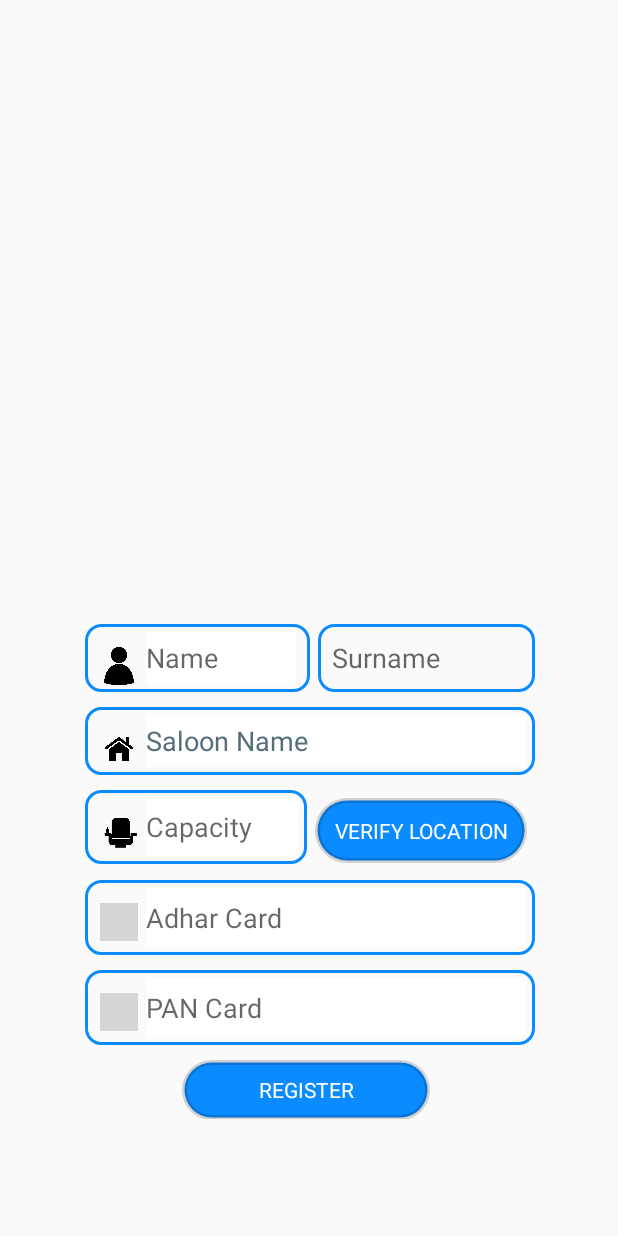
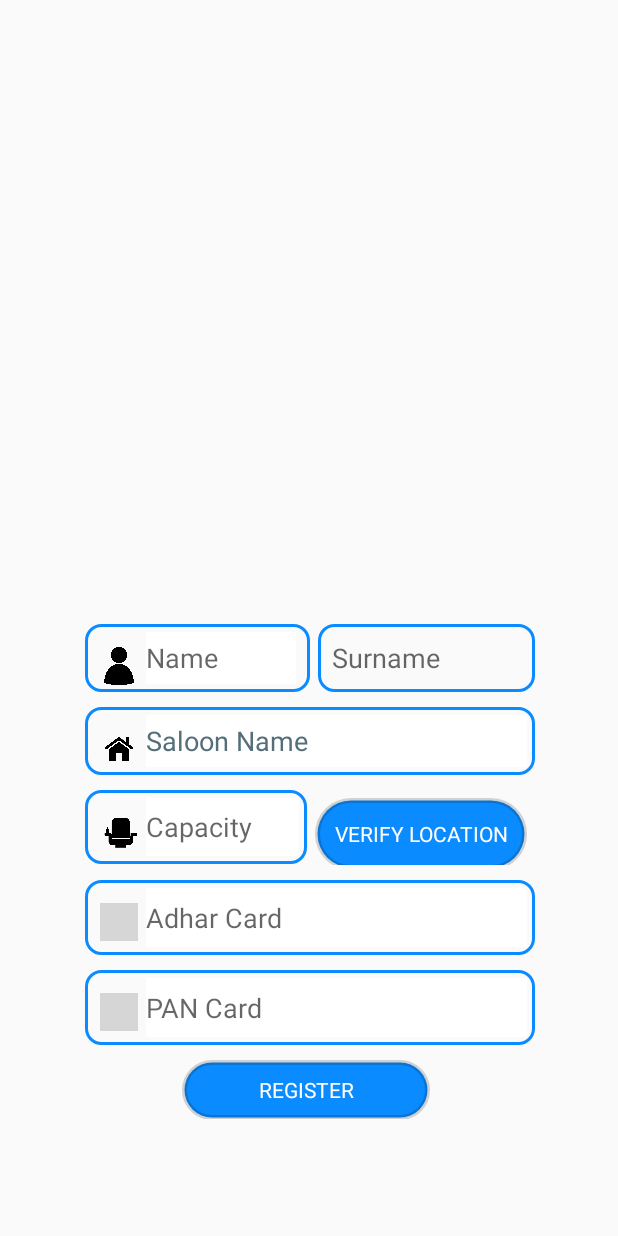
Before and after one commit to ustraanonymous2024/ustratest2, an Android app: the screen it shows after launch (registration), after a tap on "REGISTER", on a phone screen of 412 x 824 dp. Run offline under Robolectric (Android 15) with nearby library versions, the phone set to English and light mode, and no system bars; our stand-ins replace Firebase (no records; nobody signed in at launch, a user with empty details on screens opened directly); Roboto replaces fonts that are not available here; grey boxes are pictures that could not be loaded.

Commit message:
final commitandroid:layout_marginTop="10dp"                         android:layout_marginBottom="10dp"                         android:layout_marginLeft="5dp"

```diff
--- a/app/src/main/java/com/example/myapplication/registration.java
+++ b/app/src/main/java/com/example/myapplication/registration.java
@@ -51,13 +51,15 @@ public class registration extends AppCompatActivity {
 
 
 
-    EditText name1 ,saloonName1,Seat1,Acard1,Pcard1;
+    EditText name1 ,saloonName1,Seat1,Acard1,Pcard1 ,sname;
     Button register1 , locationbtn;
+    TextView add;
 
     private final FirebaseFirestore db = FirebaseFirestore.getInstance();
     private final static int REQUEST_CODE = 100;
     String lattiude,longitude;
-    String addline ,city,country;
+    String addline ,city,country ;
+
 
 
 
@@ -66,12 +68,15 @@ public class registration extends AppCompatActivity {
     protected void onCreate(Bundle savedInstanceState) {
         super.onCreate(savedInstanceState);
         setContentView(R.layout.activity_registration);
+
         name1 = findViewById(R.id.name);
         saloonName1 = findViewById(R.id.saloonName);
         Seat1 = findViewById(R.id.Seat);
         Acard1= findViewById(R.id.Acard);
         Pcard1 = findViewById(R.id.Pcard);
         register1 = findViewById(R.id.register);
+        sname = findViewById(R.id.sname);
+        add = findViewById(R.id.add);
 
         //locationa ka kaam
         locationbtn = findViewById(R.id.locationbtn);
@@ -80,8 +85,11 @@ public class registration extends AppCompatActivity {
 
 
 
-        register1.setOnClickListener(v-> onCreate());
+        register1.setOnClickListener(v -> onCreate());
         locationbtn.setOnClickListener(v-> onCreate2());
+
+
+
 
     }
 
@@ -105,6 +113,9 @@ public class registration extends AppCompatActivity {
 
                             lattiude = String.valueOf(lattiudeD);
                             longitude  = String.valueOf(longitudeD);
+                            add.setText(addline);
+                            Toast.makeText(registration.this,"Location Verification Completed",Toast.LENGTH_SHORT).show();
+
 
 
 
@@ -142,8 +153,11 @@ public class registration extends AppCompatActivity {
     }
 
      void onCreate() {
+
+        if(!name1.getText().toString().trim().isEmpty()&&!saloonName1.getText().toString().trim().isEmpty()&& !Seat1.getText().toString().trim().isEmpty() &&  !Acard1.getText().toString().trim().isEmpty()&& !Pcard1.getText().toString().trim().isEmpty() && !sname.getText().toString().trim().isEmpty() ) {
+
             // EditText ko variable meh store kraya hu
-         String Name = name1.getText().toString();
+            String Name = name1.getText().toString() + " " + sname.getText().toString();
             String Saloon_Name = saloonName1.getText().toString();
             String Seat = Seat1.getText().toString();
             String Adhar_card = Acard1.getText().toString();
@@ -187,14 +201,30 @@ public class registration extends AppCompatActivity {
             data1.put(lattiude0, lattiude);
             uniqueCollectionRef.document("lattitude")
                     .set(data1)
-                 .addOnSuccessListener(documentReference2 -> Log.d("Firestore", "Document 2 added with ID: " + lattiude0))
+                    .addOnSuccessListener(documentReference2 ->
+
+                            Log.d("Firestore", "Document 2 added with ID: " + lattiude0))
                     .addOnFailureListener(e1 -> {
                         // Handle errors for document 2
                         Log.e("Firestore", "Error adding document 2", e1);
                     });
 
 
+
+
+            register1.setEnabled(true);
+            } else if (add.getText().toString().trim().isEmpty()) {
+            Toast.makeText(registration.this,"Please Verify the location",Toast.LENGTH_SHORT).show();
+
+
+        } else{
+            Toast.makeText(registration.this,"Please fill the above detail",Toast.LENGTH_SHORT).show();
+
         }
+        }
+
+
+
 
     String generateUniqueCollectionId() {
         return saloonName1.getText().toString();
--- a/app/src/main/java/com/example/myapplication/splashscrn.java
+++ b/app/src/main/java/com/example/myapplication/splashscrn.java
@@ -23,6 +23,7 @@ public class splashscrn extends AppCompatActivity {
         new Handler().postDelayed(() -> {
             Intent spalsh = new Intent(splashscrn.this, registration.class);
             startActivity(spalsh);
+            finish();
         },2000);
 
 
--- a/app/src/main/res/layout/activity_registration.xml
+++ b/app/src/main/res/layout/activity_registration.xml
@@ -5,6 +5,19 @@
     android:layout_width="match_parent"
     android:layout_height="match_parent"
     tools:context=".registration">
+
+
+    <TextView
+        android:id="@+id/add"
+        android:layout_width="0dp"
+        android:layout_height="15dp"
+        android:text=""
+        app:layout_constraintBottom_toBottomOf="parent"
+        app:layout_constraintEnd_toEndOf="parent"
+        app:layout_constraintHorizontal_bias="0.0"
+        app:layout_constraintStart_toStartOf="parent"
+        app:layout_constraintTop_toTopOf="parent"
+        app:layout_constraintVertical_bias="0.282" />
 
     <LinearLayout
         android:id="@+id/linearLayout8"
@@ -43,7 +56,8 @@
                     android:layout_height="25dp"
                     android:layout_marginLeft="10dp"
                     android:layout_marginTop="15dp"
-                    android:src="@drawable/picon" />
+                    android:src="@drawable/picon"
+                    android:contentDescription="TODO" />
 
                 <EditText
                     android:id="@+id/name"
@@ -59,7 +73,7 @@
                     app:layout_constraintStart_toStartOf="parent"
                     app:layout_constraintTop_toTopOf="parent"
                     app:layout_constraintVertical_bias="0.283"
-                    tools:ignore="Autofill,TextContrastCheck,TextFields" />
+                    tools:ignore="Autofill,TextContrastCheck,TextFields,TouchTargetSizeCheck" />
 
 
             </LinearLayout>
@@ -68,17 +82,17 @@
                 android:id="@+id/sname"
                 android:layout_width="match_parent"
                 android:layout_height="45dp"
+                android:layout_marginLeft="5dp"
                 android:background="@drawable/shapes"
                 android:fontFamily="@font/roboto_medium"
                 android:hint="  Surname"
-                android:layout_marginLeft="5dp"
                 app:layout_constraintBottom_toBottomOf="parent"
                 app:layout_constraintEnd_toEndOf="parent"
                 app:layout_constraintHorizontal_bias="0.839"
                 app:layout_constraintStart_toStartOf="parent"
                 app:layout_constraintTop_toTopOf="parent"
                 app:layout_constraintVertical_bias="0.416"
-                tools:ignore="Autofill,TextContrastCheck,TextFields" />
+                tools:ignore="Autofill,TextContrastCheck,TextFields,TouchTargetSizeCheck" />
 
         </LinearLayout>
 
@@ -121,7 +135,7 @@
                 app:layout_constraintStart_toStartOf="parent"
                 app:layout_constraintTop_toTopOf="parent"
                 app:layout_constraintVertical_bias="0.55"
-                tools:ignore="TextFields" />
+                tools:ignore="TextFields,TouchTargetSizeCheck" />
         </LinearLayout>
 
 
@@ -172,17 +186,17 @@
                     app:layout_constraintStart_toStartOf="parent"
                     app:layout_constraintTop_toTopOf="parent"
                     app:layout_constraintVertical_bias="0.549"
-                    tools:ignore="Autofill,TextContrastCheck,TextFields" />
+                    tools:ignore="Autofill,TextContrastCheck,TextFields,TouchTargetSizeCheck" />
             </LinearLayout>
 
             <Button
                 android:id="@+id/locationbtn"
                 android:layout_width="141dp"
-                android:layout_height="43dp"
+                android:layout_height="48dp"
+                android:layout_margin="5dp"
                 android:background="@drawable/shaperound"
                 android:fontFamily="@font/roboto_medium"
                 android:text="@string/verify_location"
-                android:layout_margin="5dp"
                 android:textColor="@color/white"
                 app:layout_constraintBottom_toBottomOf="parent"
                 app:layout_constraintEnd_toEndOf="parent"
@@ -230,7 +244,7 @@
                 app:layout_constraintStart_toStartOf="parent"
                 app:layout_constraintTop_toTopOf="parent"
                 app:layout_constraintVertical_bias="0.695"
-                tools:ignore="Autofill,TextFields,TextContrastCheck" />
+                tools:ignore="Autofill,TextFields,TextContrastCheck,TouchTargetSizeCheck" />
         </LinearLayout>
 
         <LinearLayout
@@ -268,13 +282,15 @@
                 app:layout_constraintStart_toStartOf="parent"
                 app:layout_constraintTop_toTopOf="parent"
                 app:layout_constraintVertical_bias="0.797"
-                tools:ignore="Autofill,TextContrastCheck,TextFields" />
+                tools:ignore="Autofill,TextContrastCheck,TextFields,TouchTargetSizeCheck" />
         </LinearLayout>
 
         <Button
             android:id="@+id/register"
             android:layout_width="165dp"
             android:layout_height="40dp"
+            android:layout_marginLeft="70dp"
+            android:layout_marginTop="10dp"
             android:background="@drawable/shaperound"
             android:fontFamily="@font/roboto_medium"
             android:text="@string/register"
@@ -285,8 +301,7 @@
             app:layout_constraintStart_toStartOf="parent"
             app:layout_constraintTop_toTopOf="parent"
             app:layout_constraintVertical_bias="0.879"
-            android:layout_marginLeft="70dp"
-            android:layout_marginTop="10dp"/>
+            tools:ignore="TouchTargetSizeCheck" />
 
 
     </LinearLayout>
```
Lines whose indentation alone changed are shown as unchanged.
